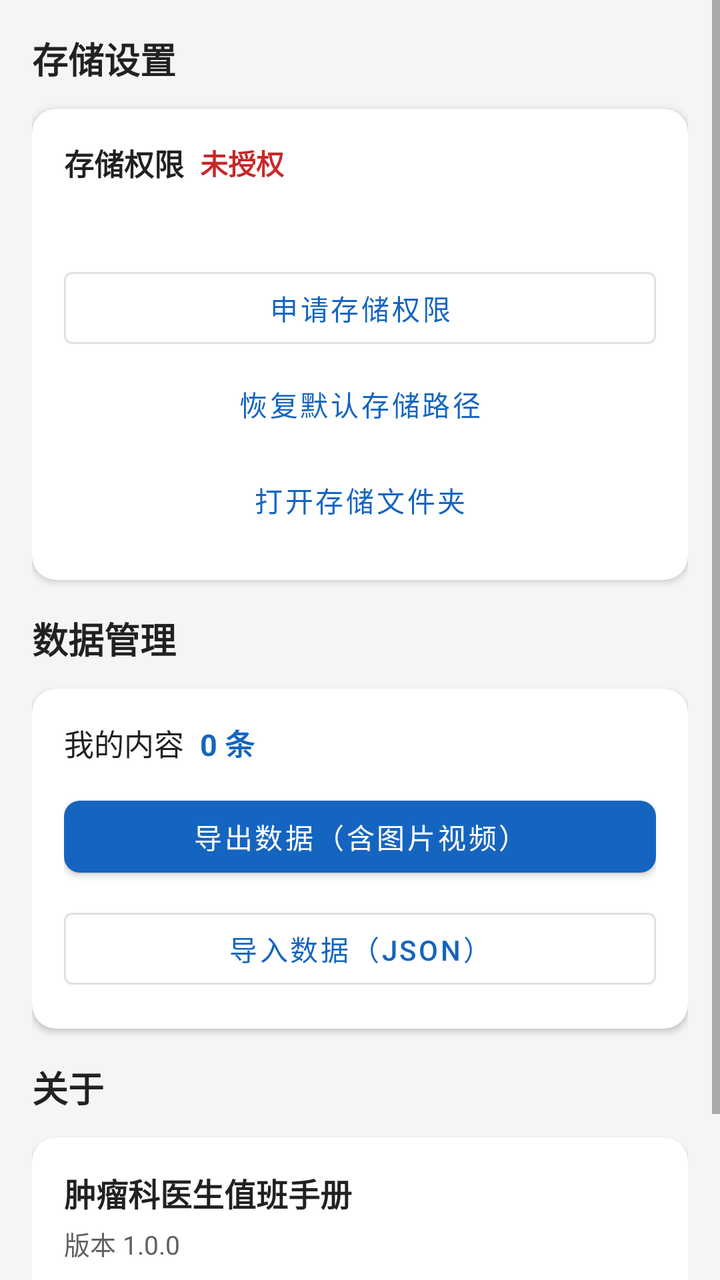
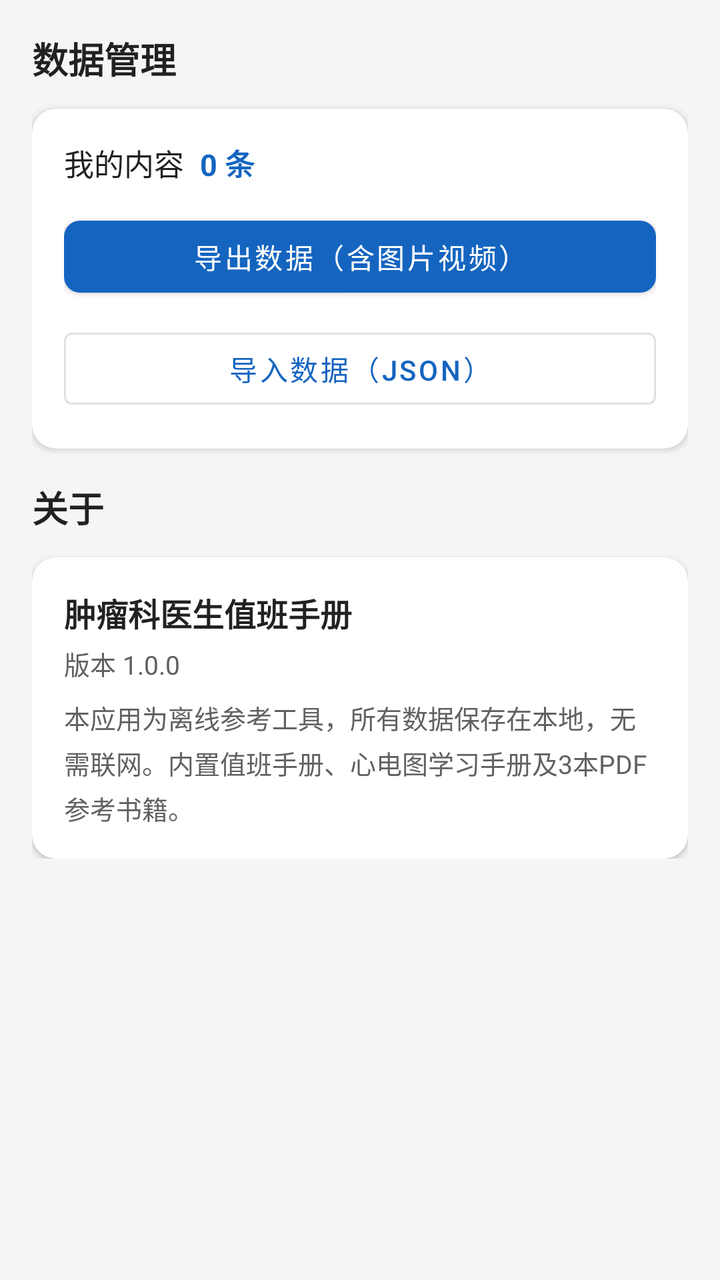

Screens rendered from an Android XML layout before and after an edit, with the pre-edit source and the edit as a unified diff.
<!-- AndroidManifest.xml: application theme Theme.OncologyHandbook -->
<!-- res/layout/fragment_settings.xml -->
<?xml version="1.0" encoding="utf-8"?>
<ScrollView xmlns:android="http://schemas.android.com/apk/res/android"
    xmlns:app="http://schemas.android.com/apk/res-auto"
    android:layout_width="match_parent"
    android:layout_height="match_parent"
    android:background="@color/bg_gray">

    <LinearLayout
        android:layout_width="match_parent"
        android:layout_height="wrap_content"
        android:orientation="vertical"
        android:padding="16dp">

        <TextView
            android:layout_width="match_parent"
            android:layout_height="wrap_content"
            android:text="存储设置"
            android:textColor="@color/text_primary"
            android:textSize="18sp"
            android:textStyle="bold"
            android:layout_marginBottom="12dp" />

        <androidx.cardview.widget.CardView
            android:layout_width="match_parent"
            android:layout_height="wrap_content"
            app:cardCornerRadius="12dp"
            app:cardElevation="2dp"
            android:layout_marginBottom="16dp">

            <LinearLayout
                android:layout_width="match_parent"
                android:layout_height="wrap_content"
                android:orientation="vertical"
                android:padding="16dp">

                <LinearLayout
                    android:layout_width="match_parent"
                    android:layout_height="wrap_content"
                    android:gravity="center_vertical"
                    android:orientation="horizontal">

                    <TextView
                        android:layout_width="wrap_content"
                        android:layout_height="wrap_content"
                        android:text="存储权限"
                        android:textColor="@color/text_primary"
                        android:textSize="15sp"
                        android:textStyle="bold" />

                    <TextView
                        android:id="@+id/tv_permission_status"
                        android:layout_width="wrap_content"
                        android:layout_height="wrap_content"
                        android:layout_marginStart="8dp"
                        android:text="未授权"
                        android:textColor="@color/error"
                        android:textSize="14sp"
                        android:textStyle="bold" />
                </LinearLayout>

                <TextView
                    android:id="@+id/tv_storage_path"
                    android:layout_width="match_parent"
                    android:layout_height="wrap_content"
                    android:layout_marginTop="8dp"
                    android:textColor="@color/text_secondary"
                    android:textSize="13sp"
                    android:fontFamily="monospace" />

                <com.google.android.material.button.MaterialButton
                    android:id="@+id/btn_request_permission"
                    style="@style/Widget.MaterialComponents.Button.OutlinedButton"
                    android:layout_width="match_parent"
                    android:layout_height="wrap_content"
                    android:layout_marginTop="12dp"
                    android:text="申请存储权限"
                    android:textAllCaps="false" />

                <com.google.android.material.button.MaterialButton
                    android:id="@+id/btn_reset_path"
                    style="@style/Widget.MaterialComponents.Button.TextButton"
                    android:layout_width="match_parent"
                    android:layout_height="wrap_content"
                    android:text="恢复默认存储路径"
                    android:textAllCaps="false" />

                <com.google.android.material.button.MaterialButton
                    android:id="@+id/btn_open_folder"
                    style="@style/Widget.MaterialComponents.Button.TextButton"
                    android:layout_width="match_parent"
                    android:layout_height="wrap_content"
                    android:text="打开存储文件夹"
                    android:textAllCaps="false" />
            </LinearLayout>
        </androidx.cardview.widget.CardView>

        <TextView
            android:layout_width="match_parent"
            android:layout_height="wrap_content"
            android:text="数据管理"
            android:textColor="@color/text_primary"
            android:textSize="18sp"
            android:textStyle="bold"
            android:layout_marginBottom="12dp" />

        <androidx.cardview.widget.CardView
            android:layout_width="match_parent"
            android:layout_height="wrap_content"
            app:cardCornerRadius="12dp"
            app:cardElevation="2dp"
            android:layout_marginBottom="16dp">

            <LinearLayout
                android:layout_width="match_parent"
                android:layout_height="wrap_content"
                android:orientation="vertical"
                android:padding="16dp">

                <LinearLayout
                    android:layout_width="match_parent"
                    android:layout_height="wrap_content"
                    android:gravity="center_vertical"
                    android:orientation="horizontal">

                    <TextView
                        android:layout_width="wrap_content"
                        android:layout_height="wrap_content"
                        android:text="我的内容"
                        android:textColor="@color/text_primary"
                        android:textSize="15sp" />

                    <TextView
                        android:id="@+id/tv_content_count"
                        android:layout_width="wrap_content"
                        android:layout_height="wrap_content"
                        android:layout_marginStart="8dp"
                        android:text="0 条"
                        android:textColor="@color/primary"
                        android:textSize="15sp"
                        android:textStyle="bold" />
                </LinearLayout>

                <com.google.android.material.button.MaterialButton
                    android:id="@+id/btn_export"
                    android:layout_width="match_parent"
                    android:layout_height="wrap_content"
                    android:layout_marginTop="12dp"
                    android:text="导出数据（含图片视频）"
                    android:textAllCaps="false"
                    app:backgroundTint="@color/primary"
                    app:cornerRadius="8dp" />

                <com.google.android.material.button.MaterialButton
                    android:id="@+id/btn_import"
                    style="@style/Widget.MaterialComponents.Button.OutlinedButton"
                    android:layout_width="match_parent"
                    android:layout_height="wrap_content"
                    android:layout_marginTop="8dp"
                    android:text="导入数据（JSON）"
                    android:textAllCaps="false" />
            </LinearLayout>
        </androidx.cardview.widget.CardView>

        <TextView
            android:layout_width="match_parent"
            android:layout_height="wrap_content"
            android:text="关于"
            android:textColor="@color/text_primary"
            android:textSize="18sp"
            android:textStyle="bold"
            android:layout_marginBottom="12dp" />

        <androidx.cardview.widget.CardView
            android:layout_width="match_parent"
            android:layout_height="wrap_content"
            app:cardCornerRadius="12dp"
            app:cardElevation="2dp">

            <LinearLayout
                android:layout_width="match_parent"
                android:layout_height="wrap_content"
                android:orientation="vertical"
                android:padding="16dp">

                <TextView
                    android:layout_width="match_parent"
                    android:layout_height="wrap_content"
                    android:text="肿瘤科医生值班手册"
                    android:textColor="@color/text_primary"
                    android:textSize="16sp"
                    android:textStyle="bold" />

                <TextView
                    android:layout_width="match_parent"
                    android:layout_height="wrap_content"
                    android:layout_marginTop="4dp"
                    android:text="版本 1.0.0"
                    android:textColor="@color/text_secondary"
                    android:textSize="13sp" />

                <TextView
                    android:layout_width="match_parent"
                    android:layout_height="wrap_content"
                    android:layout_marginTop="8dp"
                    android:text="本应用为离线参考工具，所有数据保存在本地，无需联网。内置值班手册、心电图学习手册及3本PDF参考书籍。"
                    android:textColor="@color/text_secondary"
                    android:textSize="13sp"
                    android:lineSpacingExtra="4dp" />
            </LinearLayout>
        </androidx.cardview.widget.CardView>

    </LinearLayout>
</ScrollView>
<!-- resources referenced by this layout -->
<resources>
  <color name="bg_gray">#F5F5F5</color>
  <color name="error">#C62828</color>
  <color name="primary">#1565C0</color>
  <color name="text_primary">#212121</color>
  <color name="text_secondary">#616161</color>
  <style name="Theme.OncologyHandbook" parent="Theme.MaterialComponents.Light.NoActionBar">
          <item name="colorPrimary">@color/primary</item>
          <item name="colorPrimaryVariant">@color/primary_dark</item>
          <item name="colorOnPrimary">@color/white</item>
          <item name="colorSecondary">@color/accent</item>
          <item name="colorSecondaryVariant">@color/accent</item>
          <item name="colorOnSecondary">@color/white</item>
          <item name="android:statusBarColor">@color/primary_dark</item>
          <item name="android:windowBackground">@color/bg_gray</item>
      </style>
  <color name="primary_dark">#0D47A1</color>
  <color name="white">#FFFFFF</color>
  <color name="accent">#FF6F00</color>
</resources>

<!-- the commit's change to res/layout/fragment_settings.xml (unified diff, before → after) -->
@@ -10,89 +10,6 @@
         android:layout_height="wrap_content"
         android:orientation="vertical"
         android:padding="16dp">
-
-        <TextView
-            android:layout_width="match_parent"
-            android:layout_height="wrap_content"
-            android:text="存储设置"
-            android:textColor="@color/text_primary"
-            android:textSize="18sp"
-            android:textStyle="bold"
-            android:layout_marginBottom="12dp" />
-
-        <androidx.cardview.widget.CardView
-            android:layout_width="match_parent"
-            android:layout_height="wrap_content"
-            app:cardCornerRadius="12dp"
-            app:cardElevation="2dp"
-            android:layout_marginBottom="16dp">
-
-            <LinearLayout
-                android:layout_width="match_parent"
-                android:layout_height="wrap_content"
-                android:orientation="vertical"
-                android:padding="16dp">
-
-                <LinearLayout
-                    android:layout_width="match_parent"
-                    android:layout_height="wrap_content"
-                    android:gravity="center_vertical"
-                    android:orientation="horizontal">
-
-                    <TextView
-                        android:layout_width="wrap_content"
-                        android:layout_height="wrap_content"
-                        android:text="存储权限"
-                        android:textColor="@color/text_primary"
-                        android:textSize="15sp"
-                        android:textStyle="bold" />
-
-                    <TextView
-                        android:id="@+id/tv_permission_status"
-                        android:layout_width="wrap_content"
-                        android:layout_height="wrap_content"
-                        android:layout_marginStart="8dp"
-                        android:text="未授权"
-                        android:textColor="@color/error"
-                        android:textSize="14sp"
-                        android:textStyle="bold" />
-                </LinearLayout>
-
-                <TextView
-                    android:id="@+id/tv_storage_path"
-                    android:layout_width="match_parent"
-                    android:layout_height="wrap_content"
-                    android:layout_marginTop="8dp"
-                    android:textColor="@color/text_secondary"
-                    android:textSize="13sp"
-                    android:fontFamily="monospace" />
-
-                <com.google.android.material.button.MaterialButton
-                    android:id="@+id/btn_request_permission"
-                    style="@style/Widget.MaterialComponents.Button.OutlinedButton"
-                    android:layout_width="match_parent"
-                    android:layout_height="wrap_content"
-                    android:layout_marginTop="12dp"
-                    android:text="申请存储权限"
-                    android:textAllCaps="false" />
-
-                <com.google.android.material.button.MaterialButton
-                    android:id="@+id/btn_reset_path"
-                    style="@style/Widget.MaterialComponents.Button.TextButton"
-                    android:layout_width="match_parent"
-                    android:layout_height="wrap_content"
-                    android:text="恢复默认存储路径"
-                    android:textAllCaps="false" />
-
-                <com.google.android.material.button.MaterialButton
-                    android:id="@+id/btn_open_folder"
-                    style="@style/Widget.MaterialComponents.Button.TextButton"
-                    android:layout_width="match_parent"
-                    android:layout_height="wrap_content"
-                    android:text="打开存储文件夹"
-                    android:textAllCaps="false" />
-            </LinearLayout>
-        </androidx.cardview.widget.CardView>
 
         <TextView
             android:layout_width="match_parent"
@@ -191,6 +108,7 @@
                     android:textStyle="bold" />
 
                 <TextView
+                    android:id="@+id/tv_version"
                     android:layout_width="match_parent"
                     android:layout_height="wrap_content"
                     android:layout_marginTop="4dp"
<!-- resource entries referenced after the edit -->
@@ -1,7 +1,6 @@
 <!-- resources referenced by this layout -->
 <resources>
   <color name="bg_gray">#F5F5F5</color>
-  <color name="error">#C62828</color>
   <color name="primary">#1565C0</color>
   <color name="text_primary">#212121</color>
   <color name="text_secondary">#616161</color>
